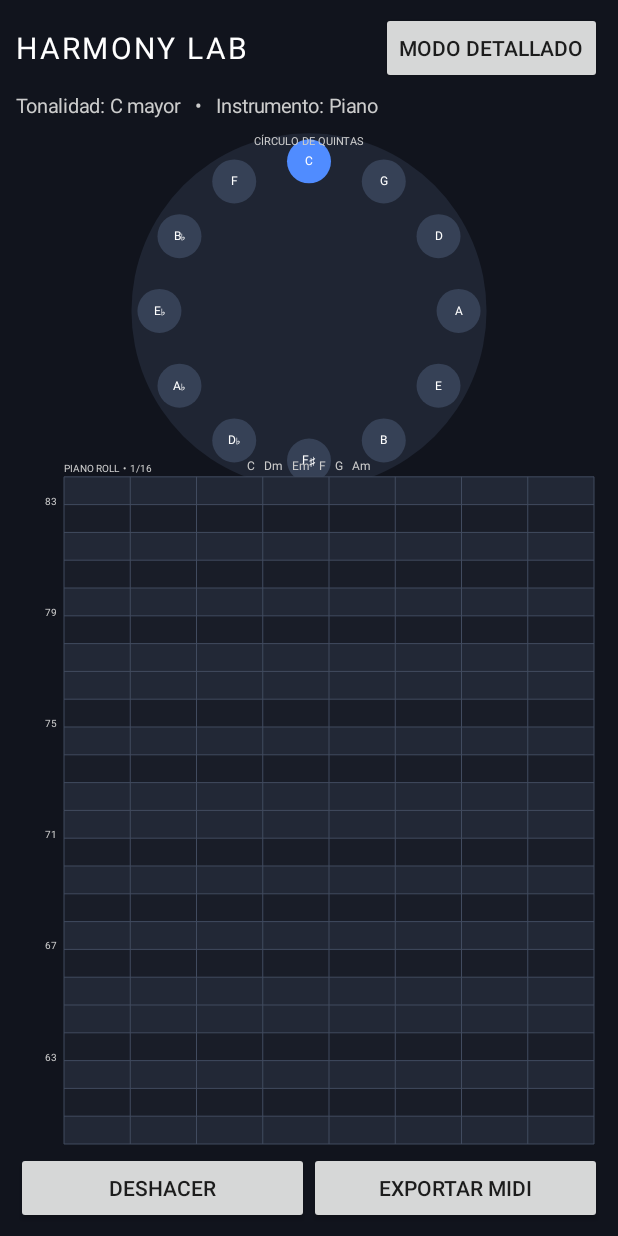
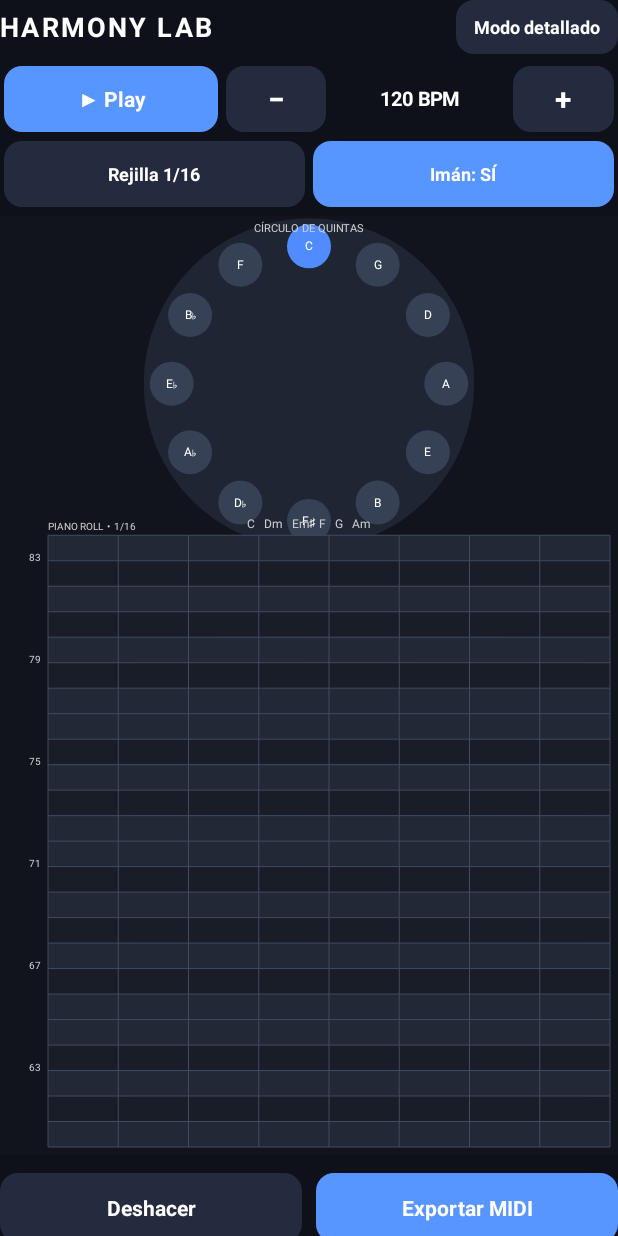
Before and after one commit to jeanmendozaobispo1991-dotcom/circulo-armonico, an Android app: the screen it shows after launch (MainActivity), on a phone screen of 412 x 824 dp. Run offline under Robolectric (Android 15) with nearby library versions, the phone set to English and light mode, and no system bars; 3 statements that could not run were skipped.

Commit message:
Update MainActivity.kt

```diff
--- a/HarmonyLab/app/src/main/java/com/harmonylab/MainActivity.kt
+++ b/HarmonyLab/app/src/main/java/com/harmonylab/MainActivity.kt
@@ -1,8 +1,14 @@
 package com.harmonylab
 
 import android.app.Activity
+import android.graphics.Color
+import android.graphics.Typeface
+import android.graphics.drawable.GradientDrawable
 import android.os.Bundle
+import android.os.Handler
+import android.os.Looper
 import android.view.Gravity
+import android.view.MotionEvent
 import android.widget.Button
 import android.widget.LinearLayout
 import android.widget.TextView
@@ -10,66 +16,203 @@ import android.widget.TextView
 class MainActivity : Activity() {
     private lateinit var composer: ComposerView
     private lateinit var modeButton: Button
+    private lateinit var playButton: Button
+    private lateinit var bpmText: TextView
+    private lateinit var gridButton: Button
+    private lateinit var snapButton: Button
+
     private var expanded = false
+    private var bpm = 120
+    private var gridIdx = 2
+    private var snapOn = true
+    private val gridLabels = arrayOf("1/4", "1/8", "1/16", "1/32")
+    private val gridSteps = floatArrayOf(1f, 0.5f, 0.25f, 0.125f)
+    private val repeatHandler = Handler(Looper.getMainLooper())
 
+    private val bg = Color.rgb(14, 17, 26)
+    private val accent = Color.rgb(88, 150, 255)
+    private val panel = Color.rgb(36, 43, 62)
+    private val danger = Color.rgb(220, 80, 80)
+
+    private fun dp(v: Int) = (v * resources.displayMetrics.density).toInt()
+
+    private fun paintButton(b: Button, color: Int) {
+        b.background = GradientDrawable().apply {
+            cornerRadius = dp(12).toFloat()
+            setColor(color)
+        }
+    }
+
+    private fun styledButton(label: String, color: Int, onClick: () -> Unit): Button =
+        Button(this).apply {
+            text = label
+            isAllCaps = false
+            textSize = 14f
+            typeface = Typeface.DEFAULT_BOLD
+            setTextColor(Color.WHITE)
+            stateListAnimator = null
+            minWidth = 0
+            minimumWidth = 0
+            minHeight = dp(44)
+            minimumHeight = dp(44)
+            setPadding(dp(4), 0, dp(4), 0)
+            paintButton(this, color)
+            setOnClickListener { onClick() }
+        }
+
+    private fun changeBpm(delta: Int) {
+        bpm = (bpm + delta).coerceIn(40, 240)
+        bpmText.text = "$bpm BPM"
+        composer.bpm = bpm
+    }
+
+    private fun repeatButton(label: String, delta: Int): Button {
+        val b = styledButton(label, panel) {}
+        b.textSize = 20f
+        val repeat = object : Runnable {
+            override fun run() {
+                changeBpm(delta)
+                repeatHandler.postDelayed(this, 70)
+            }
+        }
+        b.setOnTouchListener { v, ev ->
+            when (ev.actionMasked) {
+                MotionEvent.ACTION_DOWN -> {
+                    v.isPressed = true
+                    changeBpm(delta)
+                    repeatHandler.postDelayed(repeat, 400)
+                }
+                MotionEvent.ACTION_UP, MotionEvent.ACTION_CANCEL -> {
+                    v.isPressed = false
+                    repeatHandler.removeCallbacks(repeat)
+                }
+            }
+            true
+        }
+        return b
+    }
+
+    private fun weight(w: Float) = LinearLayout.LayoutParams(0, dp(44), w).apply {
+        leftMargin = dp(3); rightMargin = dp(3)
+    }
+
+    @Suppress("DEPRECATION")
     override fun onCreate(savedInstanceState: Bundle?) {
         super.onCreate(savedInstanceState)
-        window.statusBarColor = android.graphics.Color.rgb(17, 20, 29)
-        window.navigationBarColor = android.graphics.Color.rgb(17, 20, 29)
+        window.statusBarColor = bg
+        window.navigationBarColor = bg
 
         val page = LinearLayout(this).apply {
             orientation = LinearLayout.VERTICAL
-            setBackgroundColor(android.graphics.Color.rgb(17, 20, 29))
-            setPadding(16, 12, 16, 12)
+            setBackgroundColor(bg)
         }
+        page.setOnApplyWindowInsetsListener { v, insets ->
+            v.setPadding(
+                insets.systemWindowInsetLeft + dp(10),
+                insets.systemWindowInsetTop + dp(8),
+                insets.systemWindowInsetRight + dp(10),
+                insets.systemWindowInsetBottom + dp(8)
+            )
+            insets
+        }
+
+        composer = ComposerView(this)
+        composer.bpm = bpm
+        composer.gridStep = gridSteps[gridIdx]
+
+        // Encabezado
         val header = LinearLayout(this).apply {
             orientation = LinearLayout.HORIZONTAL
             gravity = Gravity.CENTER_VERTICAL
         }
         val title = TextView(this).apply {
             text = "HARMONY LAB"
-            textSize = 20f
-            setTextColor(android.graphics.Color.WHITE)
+            textSize = 18f
+            typeface = Typeface.DEFAULT_BOLD
+            setTextColor(Color.WHITE)
             letterSpacing = 0.08f
         }
-        modeButton = Button(this).apply {
-            text = "Modo detallado"
-            setOnClickListener {
-                expanded = !expanded
-                text = if (expanded) "Modo composición" else "Modo detallado"
-                composer.setExpanded(expanded)
-            }
+        modeButton = styledButton("Modo detallado", panel) {
+            expanded = !expanded
+            modeButton.text = if (expanded) "Modo composición" else "Modo detallado"
+            composer.setExpanded(expanded)
         }
+        modeButton.textSize = 12f
+        modeButton.setPadding(dp(12), 0, dp(12), 0)
         header.addView(title, LinearLayout.LayoutParams(0, -2, 1f))
-        header.addView(modeButton)
+        header.addView(modeButton, LinearLayout.LayoutParams(-2, dp(36)))
         page.addView(header)
 
-        val subtitle = TextView(this).apply {
-            text = "Tonalidad: C mayor   •   Instrumento: Piano"
+        // Barra de transporte: Play, BPM, rejilla, imán
+        val transport = LinearLayout(this).apply {
+            orientation = LinearLayout.HORIZONTAL
+            gravity = Gravity.CENTER_VERTICAL
+        }
+        playButton = styledButton("▶ Play", accent) {
+            if (composer.isPlaying) composer.stop() else composer.play()
+        }
+        composer.onPlayState = { playing ->
+            playButton.text = if (playing) "■ Stop" else "▶ Play"
+            paintButton(playButton, if (playing) danger else accent)
+        }
+        bpmText = TextView(this).apply {
+            text = "$bpm BPM"
             textSize = 13f
-            setTextColor(android.graphics.Color.LTGRAY)
-            setPadding(0, 8, 0, 10)
+            typeface = Typeface.DEFAULT_BOLD
+            setTextColor(Color.WHITE)
+            gravity = Gravity.CENTER
         }
-        page.addView(subtitle)
+        gridButton = styledButton("Rejilla " + gridLabels[gridIdx], panel) {
+            gridIdx = (gridIdx + 1) % gridLabels.size
+            gridButton.text = "Rejilla " + gridLabels[gridIdx]
+            composer.gridStep = gridSteps[gridIdx]
+        }
+        gridButton.textSize = 12f
+        snapButton = styledButton("Imán: SÍ", accent) {
+            snapOn = !snapOn
+            snapButton.text = if (snapOn) "Imán: SÍ" else "Imán: NO"
+            paintButton(snapButton, if (snapOn) accent else panel)
+            composer.snapOn = snapOn
+        }
+        snapButton.textSize = 12f
 
-        composer = ComposerView(this)
+        transport.addView(playButton, weight(1.5f))
+        transport.addView(repeatButton("−", -1), weight(0.7f))
+        transport.addView(bpmText, weight(1.2f))
+        transport.addView(repeatButton("+", 1), weight(0.7f))
+        val lp = LinearLayout.LayoutParams(-1, -2).apply { topMargin = dp(8); bottomMargin = dp(6) }
+        page.addView(transport, lp)
+
+        val row2 = LinearLayout(this).apply { orientation = LinearLayout.HORIZONTAL }
+        row2.addView(gridButton, weight(1f))
+        row2.addView(snapButton, weight(1f))
+        page.addView(row2, LinearLayout.LayoutParams(-1, -2).apply { bottomMargin = dp(6) })
+
         page.addView(composer, LinearLayout.LayoutParams(-1, 0, 1f))
 
+        // Acciones inferiores
         val actions = LinearLayout(this).apply {
             orientation = LinearLayout.HORIZONTAL
             gravity = Gravity.CENTER
         }
-        val undo = Button(this).apply {
-            text = "Deshacer"
-            setOnClickListener { composer.undo() }
+        val undo = styledButton("Deshacer", panel) { composer.undo() }
+        val export = styledButton("Exportar MIDI", accent) {
+            MidiExporter.share(this@MainActivity, composer.notesSnapshot())
         }
-        val export = Button(this).apply {
-            text = "Exportar MIDI"
-            setOnClickListener { MidiExporter.share(this@MainActivity, composer.notesSnapshot()) }
-        }
-        actions.addView(undo, LinearLayout.LayoutParams(0, -2, 1f))
-        actions.addView(export, LinearLayout.LayoutParams(0, -2, 1f))
+        actions.addView(undo, LinearLayout.LayoutParams(0, dp(46), 1f).apply {
+            topMargin = dp(8); rightMargin = dp(5)
+        })
+        actions.addView(export, LinearLayout.LayoutParams(0, dp(46), 1f).apply {
+            topMargin = dp(8); leftMargin = dp(5)
+        })
         page.addView(actions)
+
         setContentView(page)
+        page.requestApplyInsets()
+    }
+
+    override fun onPause() {
+        composer.stop()
+        super.onPause()
     }
 }
```
